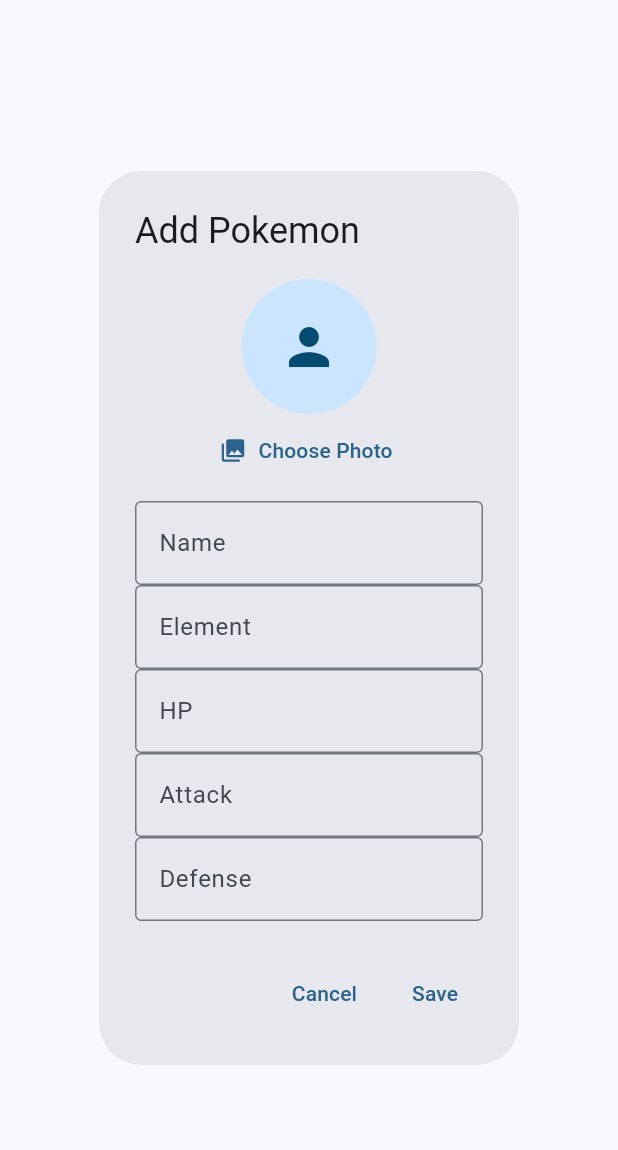
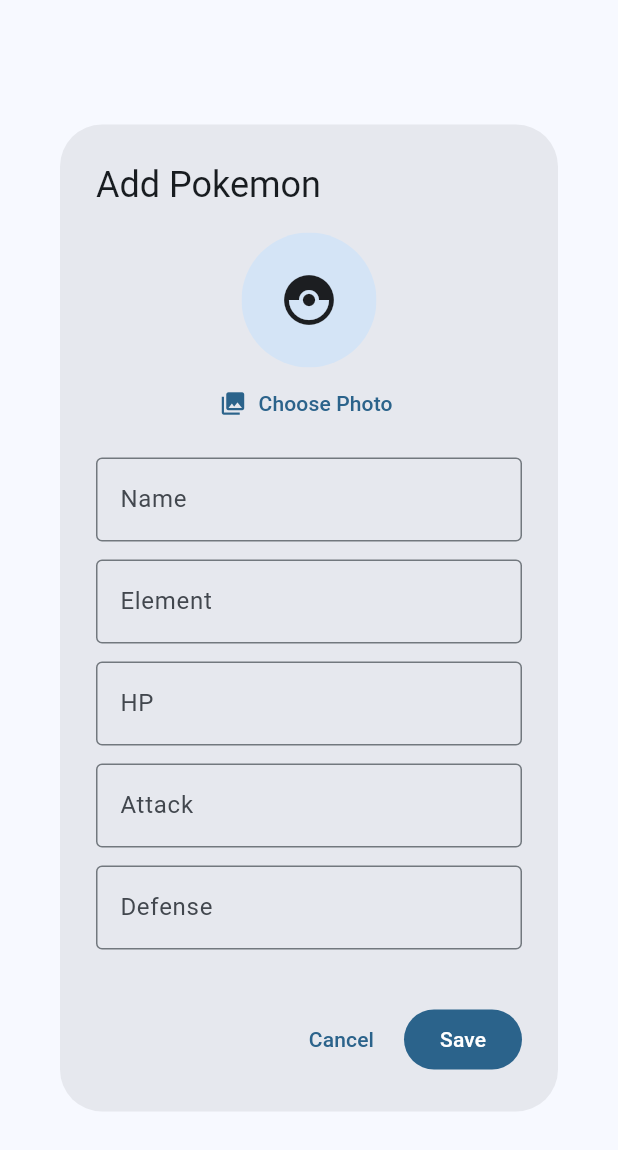
Before and after one commit to erickresu/mini_pokemon, a Flutter app: the PokemonFormDialog widget shown alone on an empty page, opened directly with empty values, after a tap on "Choose Photo", on a phone screen of 412 x 824 dp. Shown: the top 1150 px of the screen. Run offline on Flutter 3.47's test engine with Material 3 defaults, Android fonts, the phone set to English and light mode, and no system bars; our stand-ins replace image_picker, material_ui.

Commit message:
feat: retain gallery photos and improve form layout

```diff
--- a/lib/widgets/pokemon_form_dialog.dart
+++ b/lib/widgets/pokemon_form_dialog.dart
@@ -1,10 +1,9 @@
+import 'dart:io';
+
+import 'package:image_picker/image_picker.dart';
 import 'package:material_ui/material_ui.dart';
 
 import '../models/pokemon.dart';
-
-import 'dart:io';
-
-import 'package:image_picker/image_picker.dart';
 
 class PokemonFormDialog extends StatefulWidget {
   const PokemonFormDialog({super.key, required this.id, this.pokemon});
@@ -53,33 +52,52 @@ class _PokemonFormDialogState extends State<PokemonFormDialog> {
   }
 
   Future<void> _pickImage() async {
-    final image = await ImagePicker().pickImage(source: ImageSource.gallery);
+    try {
+      final image = await ImagePicker().pickImage(
+        source: ImageSource.gallery,
+        maxWidth: 1024,
+        maxHeight: 1024,
+      );
 
-    if (!mounted || image == null) return;
+      if (!mounted || image == null) return;
 
-    setState(() {
-      _imagePath = image.path;
-    });
+      setState(() {
+        _imagePath = image.path;
+      });
+    } catch (_) {
+      if (!mounted) return;
+      ScaffoldMessenger.of(context).showSnackBar(
+        const SnackBar(content: Text('Unable to select a photo. Try again.')),
+      );
+    }
   }
 
   @override
   Widget build(BuildContext context) {
     return AlertDialog(
       title: Text(widget.pokemon == null ? 'Add Pokemon' : 'Edit Pokemon'),
-      content: SingleChildScrollView(
+      scrollable: true,
+      content: SizedBox(
+        width: 340,
         child: Form(
           key: _formKey,
           child: Column(
             mainAxisSize: MainAxisSize.min,
             children: [
-              CircleAvatar(
-                radius: 45,
-                backgroundImage: _imagePath != null
-                    ? FileImage(File(_imagePath!))
-                    : null,
-                child: _imagePath == null
-                    ? const Icon(Icons.person, size: 40)
-                    : null,
+              ClipOval(
+                child: Container(
+                  width: 90,
+                  height: 90,
+                  color: Theme.of(context).colorScheme.secondaryContainer,
+                  child: _imagePath == null
+                      ? const Icon(Icons.catching_pokemon, size: 40)
+                      : Image.file(
+                          File(_imagePath!),
+                          fit: BoxFit.cover,
+                          errorBuilder: (context, error, stackTrace) =>
+                              const Icon(Icons.catching_pokemon, size: 40),
+                        ),
+                ),
               ),
 
               TextButton.icon(
@@ -88,7 +106,12 @@ class _PokemonFormDialogState extends State<PokemonFormDialog> {
                 label: const Text('Choose Photo'),
               ),
 
-              const SizedBox(height: 10),
+              if (_imagePath != null)
+                TextButton(
+                  onPressed: () => setState(() => _imagePath = null),
+                  child: const Text('Remove Photo'),
+                ),
+              const SizedBox(height: 12),
 
               _buildField(_nameController, 'Name'),
               _buildField(_typeController, 'Element'),
@@ -104,7 +127,7 @@ class _PokemonFormDialogState extends State<PokemonFormDialog> {
           onPressed: () => Navigator.pop(context),
           child: const Text('Cancel'),
         ),
-        TextButton(
+        FilledButton(
           onPressed: () {
             if (_formKey.currentState!.validate()) {
               final pokemon = Pokemon(
@@ -114,6 +137,7 @@ class _PokemonFormDialogState extends State<PokemonFormDialog> {
                 hp: int.parse(_hpController.text.trim()),
                 attack: int.parse(_attackController.text.trim()),
                 defense: int.parse(_defenseController.text.trim()),
+                imagePath: _imagePath,
               );
 
               Navigator.pop(context, pokemon);
@@ -130,7 +154,9 @@ class _PokemonFormDialogState extends State<PokemonFormDialog> {
     String label, {
     bool numeric = false,
   }) {
-    return TextFormField(
+    return Padding(
+      padding: const EdgeInsets.only(bottom: 12),
+      child: TextFormField(
       controller: controller,
       decoration: InputDecoration(labelText: label),
       keyboardType: numeric ? TextInputType.number : TextInputType.text,
@@ -149,6 +175,7 @@ class _PokemonFormDialogState extends State<PokemonFormDialog> {
 
         return null;
       },
+      ),
     );
   }
 }
```
